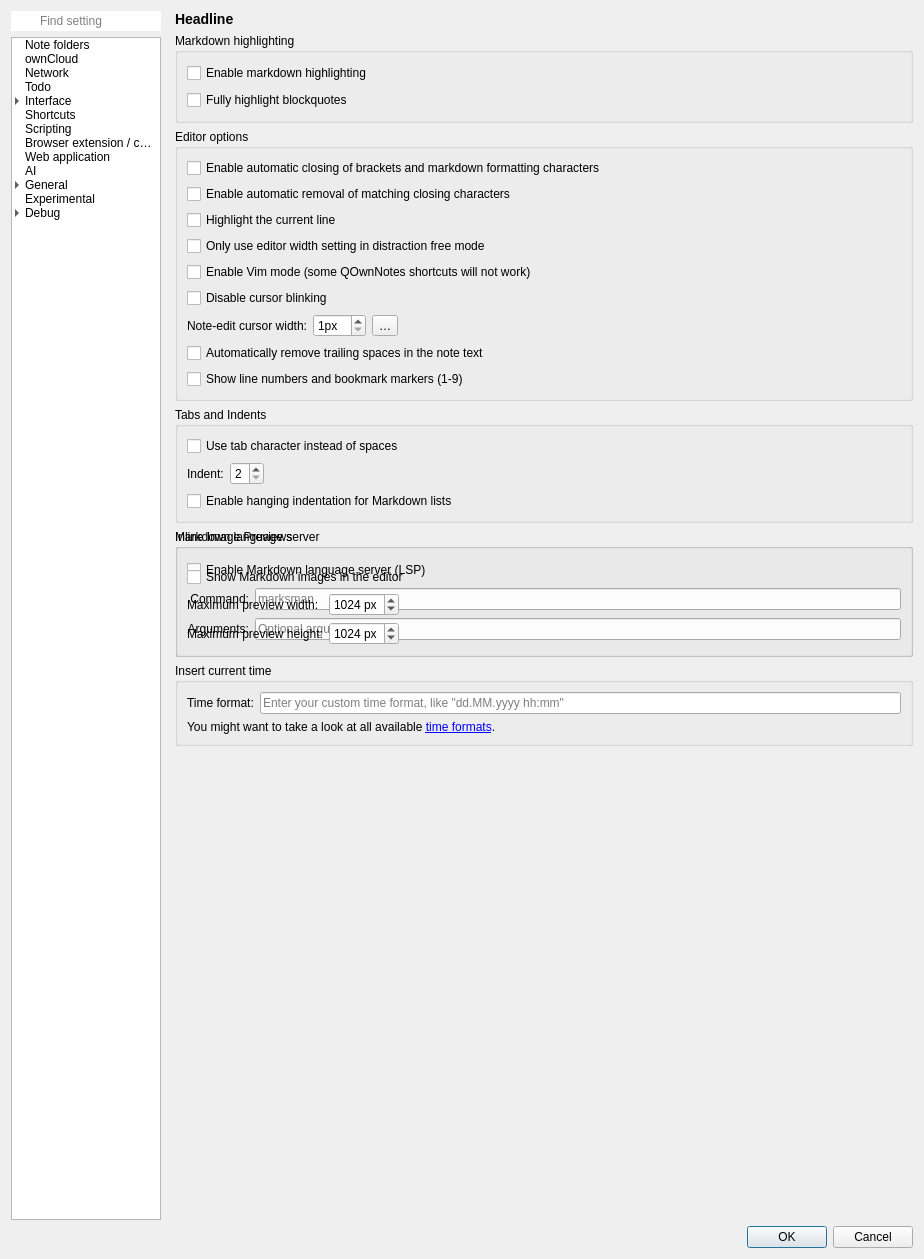
This is src/dialogs/settingsdialog.ui in pbek/QOwnNotes as Qt 5 draws it before an edit. The edited form follows.
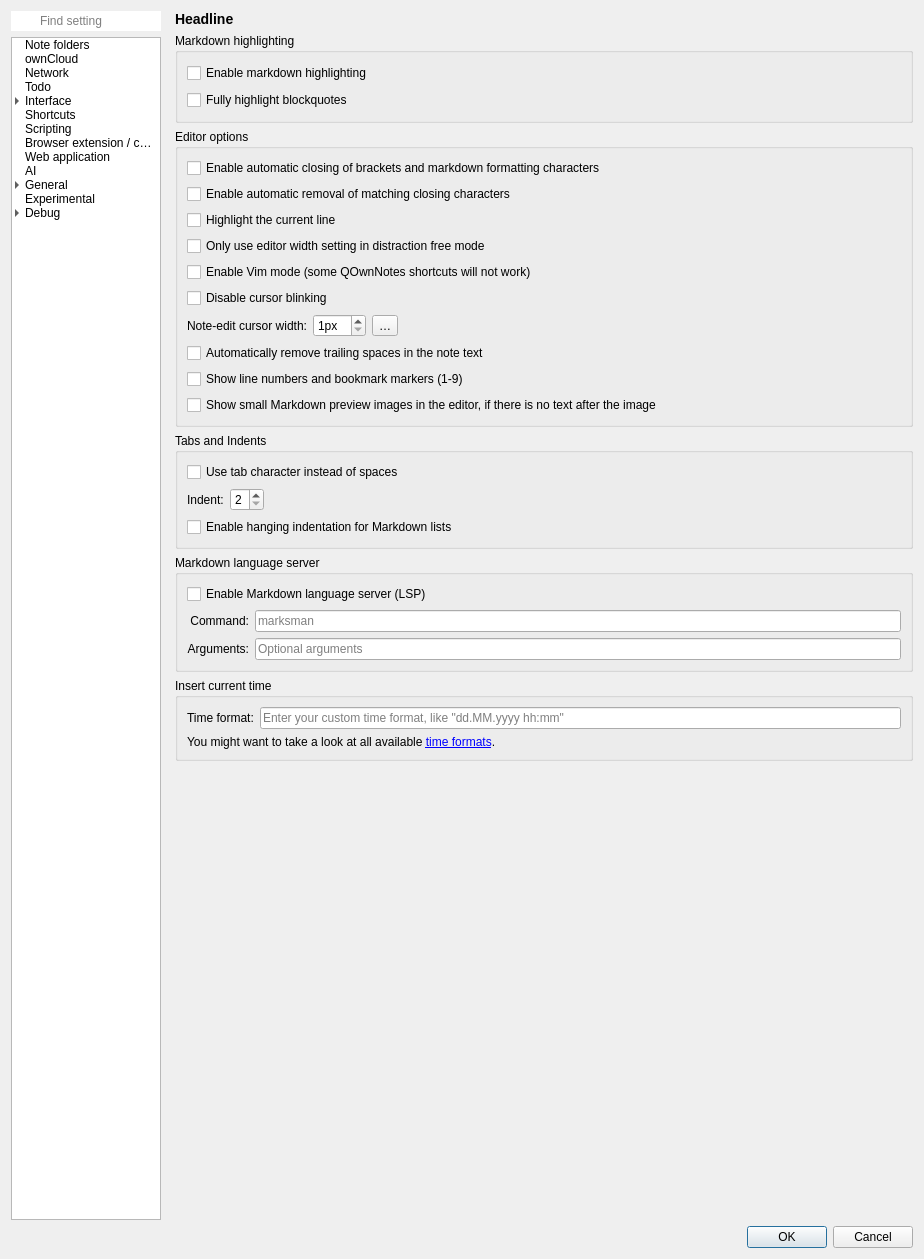
This is the edited form. The open tabs and pages were chosen to show the change. Icons and pictures are not drawn. Custom widgets are drawn as their Qt base class.

Commit message: #1254 noteedit: only show small preview images after the image tag

The edit to the form file:
```diff
--- a/src/dialogs/settingsdialog.ui
+++ b/src/dialogs/settingsdialog.ui
@@ -5664,6 +5664,13 @@
                   </property>
                  </widget>
                 </item>
+                <item row="10" column="0" colspan="4">
+                 <widget class="QCheckBox" name="showMarkdownImagePreviewsCheckBox">
+                  <property name="text">
+                   <string>Show small Markdown preview images in the editor, if there is no text after the image</string>
+                  </property>
+                 </widget>
+                </item>
                 <item row="7" column="1">
                  <widget class="QSpinBox" name="cursorWidthSpinBox">
                   <property name="suffix">
@@ -5755,86 +5762,8 @@
                  </layout>
                 </widget>
               </item>
-              <item row="3" column="0">
-               <widget class="QGroupBox" name="inlineImagePreviewGroupBox">
-                <property name="title">
-                 <string>Inline Image Previews</string>
-                </property>
-                <layout class="QGridLayout" name="gridLayout_inlineImagePreview">
-                 <property name="topMargin">
-                  <number>18</number>
-                 </property>
-                 <item row="1" column="0" colspan="3">
-                  <widget class="QCheckBox" name="showMarkdownImagePreviewsCheckBox">
-                   <property name="text">
-                    <string>Show Markdown images in the editor</string>
-                   </property>
-                  </widget>
-                 </item>
-                 <item row="2" column="0">
-                  <widget class="QLabel" name="markdownImagePreviewMaxWidthLabel">
-                   <property name="text">
-                    <string>Maximum preview width:</string>
-                   </property>
-                  </widget>
-                 </item>
-                 <item row="2" column="1">
-                  <widget class="QSpinBox" name="markdownImagePreviewMaxWidthSpinBox">
-                   <property name="minimum">
-                    <number>64</number>
-                   </property>
-                   <property name="maximum">
-                    <number>4096</number>
-                   </property>
-                   <property name="value">
-                    <number>1024</number>
-                   </property>
-                   <property name="suffix">
-                    <string> px</string>
-                   </property>
-                  </widget>
-                 </item>
-                 <item row="2" column="2">
-                  <spacer name="horizontalSpacer_inlineImagePreview1">
-                   <property name="orientation">
-                    <enum>Qt::Orientation::Horizontal</enum>
-                   </property>
-                   <property name="sizeHint" stdset="0">
-                    <size>
-                     <width>40</width>
-                     <height>20</height>
-                    </size>
-                   </property>
-                  </spacer>
-                 </item>
-                 <item row="3" column="0">
-                  <widget class="QLabel" name="markdownImagePreviewMaxHeightLabel">
-                   <property name="text">
-                    <string>Maximum preview height:</string>
-                   </property>
-                  </widget>
-                 </item>
-                 <item row="3" column="1">
-                  <widget class="QSpinBox" name="markdownImagePreviewMaxHeightSpinBox">
-                   <property name="minimum">
-                    <number>64</number>
-                   </property>
-                   <property name="maximum">
-                    <number>4096</number>
-                   </property>
-                   <property name="value">
-                    <number>1024</number>
-                   </property>
-                   <property name="suffix">
-                    <string> px</string>
-                   </property>
-                  </widget>
-                 </item>
-                </layout>
-               </widget>
-              </item>
-            </layout>
-           </widget>
+             </layout>
+            </widget>
            <widget class="QWidget" name="gitPage">
             <layout class="QGridLayout" name="gridLayout_48">
              <item row="5" column="1">
```
The commit also changes 5 other files.
